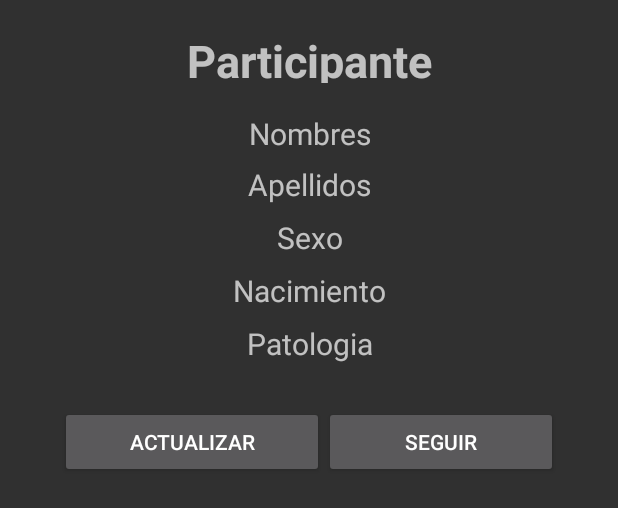
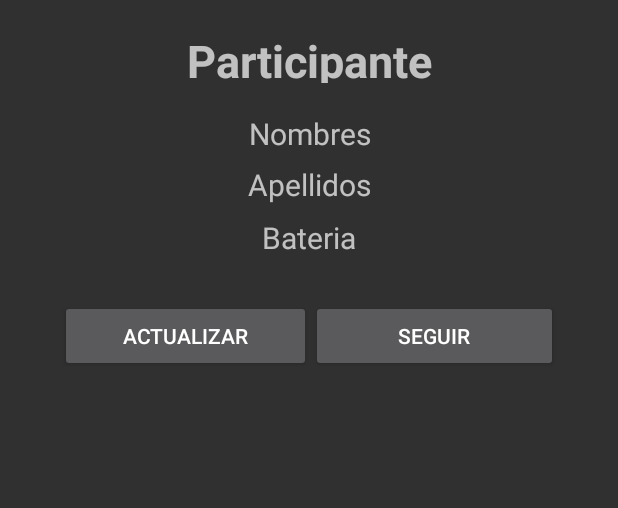
Before and after one commit to CristianNino/Senes, an Android app built with Jetpack Compose: the layout participantebat.xml on its own in the app's theme, with its tools: preview values and no code run, on a phone screen of 412 x 824 dp. Shown: the top 508 px of the screen. Run offline under Robolectric (Android 15) with nearby library versions, the phone set to English and light mode, and no system bars.

Commit message:
Mostrar Participantes funcional

```diff
--- a/app/src/main/java/com/proyecto/senes/menu.kt
+++ b/app/src/main/java/com/proyecto/senes/menu.kt
@@ -28,13 +28,12 @@ class menu : AppCompatActivity() {
         btnparticipante.setOnClickListener {
             navigateToParticipante()
         }
-
     }
     private fun navigateToNuevo() {
         val intent = Intent(this, registro_participante::class.java)
         startActivity(intent)}
     private fun navigateToParticipante() {
-        val intent = Intent(this, mis_participantes::class.java)
+        val intent = Intent(this, miparticipante::class.java)
         startActivity(intent)}
 
 }
--- a/app/src/main/res/layout/participantebat.xml
+++ b/app/src/main/res/layout/participantebat.xml
@@ -36,30 +36,15 @@
             android:id="@+id/textViewSexopart"
             android:layout_width="match_parent"
             android:layout_height="35dp"
-            android:text="Sexo"
-            android:textAlignment="center"
-            android:textSize="20sp" />
-        <TextView
-            android:id="@+id/textViewNacimientopart"
-            android:layout_width="match_parent"
-            android:layout_height="35dp"
-            android:text="Nacimiento"
-            android:textAlignment="center"
-            android:textSize="20sp" />
-        <TextView
-            android:id="@+id/textViewPatologiapart"
-            android:layout_width="match_parent"
-            android:layout_height="35dp"
-            android:text="Patologia"
+            android:text="Bateria"
             android:textAlignment="center"
             android:textSize="20sp" />
 
     <LinearLayout
-
     android:layout_width="match_parent"
     android:layout_height="wrap_content"
-            android:padding="20dp">
-
+       android:padding="20sp"
+       >
        <Button
            android:id="@+id/buttonActualizar"
            android:layout_width="wrap_content"
@@ -69,11 +54,9 @@
 
        <Button
            android:id="@+id/buttonVer"
-                android:layout_width="wrap_content"
+           android:layout_width="105dp"
            android:layout_height="wrap_content"
            android:layout_weight="1"
            android:text="Seguir" />
-
     </LinearLayout>
-
 </LinearLayout>
```
Also changed, not shown: app/src/main/AndroidManifest.xml (+10 -4 lines), app/src/main/java/com/proyecto/senes/Adapter/AdapterParticipante.kt (+7 -11 lines), app/src/main/java/com/proyecto/senes/miparticipante.kt (added, +73 -0 lines), app/src/main/java/com/proyecto/senes/mis_participantes.kt (deleted, +0 -79 lines), app/src/main/res/layout/activity_miparticipante.xml (added, +42 -0 lines), app/src/main/res/layout/activity_mis_participantes.xml (deleted, +0 -29 lines). Lines whose indentation alone changed are shown as unchanged.
